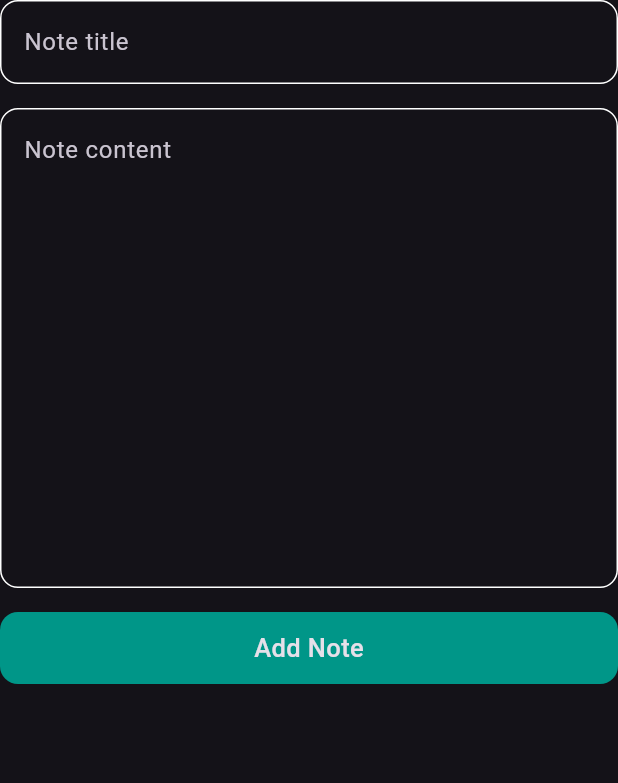
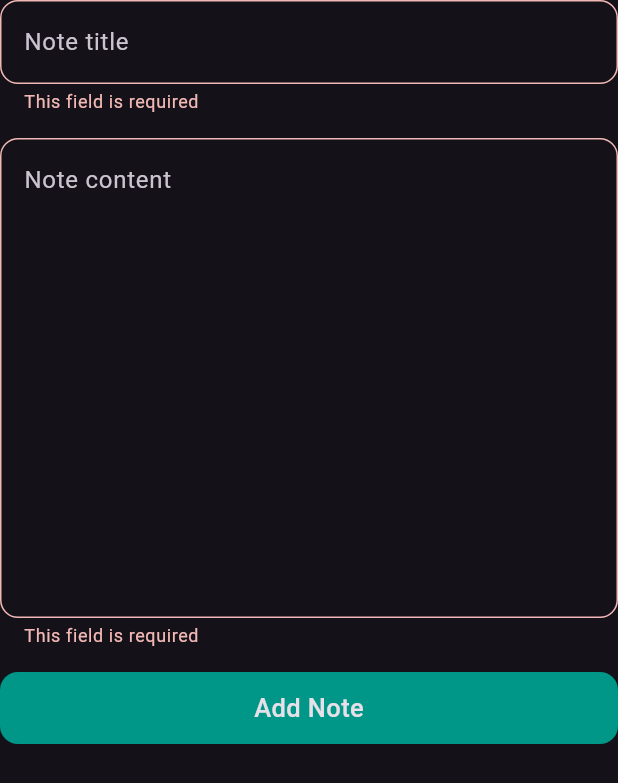
Before and after one commit to AliA5y/pretty_notes, a Flutter app: the AddNoteForm widget shown alone on an empty page, opened directly, after a tap on "Add Note", on a phone screen of 412 x 824 dp. Shown: the top 783 px of the screen. Run offline on Flutter 3.47's test engine with Material 3 defaults, Android fonts, the phone set to English and light mode, and no system bars; our stand-ins replace hive, hive_flutter; accounts and stored records are empty.

Commit message:
add validator for user input, add onTap to the submit button and get the user input

```diff
--- a/lib/views/widgets/add_note_sheet.dart
+++ b/lib/views/widgets/add_note_sheet.dart
@@ -29,27 +29,41 @@ class AddNoteForm extends StatefulWidget {
 class _AddNoteFormState extends State<AddNoteForm> {
   final GlobalKey<FormState> formKey = GlobalKey();
   AutovalidateMode autovalidateMode = AutovalidateMode.disabled;
-
+  String? title, content;
   @override
   Widget build(BuildContext context) {
     return Form(
       autovalidateMode: autovalidateMode,
       key: formKey,
-      child: const Column(
+      child: Column(
         children: [
           CustomTextFormField(
+            onSaved: (value) {
+              title = value;
+            },
             hint: 'Note title',
           ),
-          SizedBox(height: 16),
+          const SizedBox(height: 16),
           CustomTextFormField(
+            onSaved: (value) {
+              content = value;
+            },
             hint: 'Note content',
             maxLength: 12,
           ),
-          SizedBox(height: 16),
+          const SizedBox(height: 16),
           SubmitButton(
             label: 'Add Note',
+            onTap: () {
+              if (formKey.currentState!.validate()) {
+                formKey.currentState!.save();
+              } else {
+                autovalidateMode = AutovalidateMode.always;
+                setState(() {});
+              }
+            },
           ),
-          SizedBox(height: 10),
+          const SizedBox(height: 10),
         ],
       ),
     );
--- a/lib/views/widgets/custom_text_form_field.dart
+++ b/lib/views/widgets/custom_text_form_field.dart
@@ -7,13 +7,23 @@ class CustomTextFormField extends StatelessWidget {
     this.maxLength,
     required this.hint,
     this.initialText,
+    this.onSaved,
   });
   final int? maxLength;
   final String hint;
   final String? initialText;
+  final void Function(String?)? onSaved;
   @override
   Widget build(BuildContext context) {
     return TextFormField(
+      onSaved: onSaved,
+      validator: (value) {
+        if (value?.isEmpty ?? true) {
+          return 'This field is required';
+        } else {
+          return null;
+        }
+      },
       initialValue: initialText,
       maxLines: maxLength ?? 1,
       decoration: InputDecoration(
--- a/lib/views/widgets/submit_button.dart
+++ b/lib/views/widgets/submit_button.dart
@@ -5,15 +5,17 @@ class SubmitButton extends StatelessWidget {
   const SubmitButton({
     super.key,
     required this.label,
+    this.onTap,
   });
   final String label;
+  final void Function()? onTap;
 
   @override
   Widget build(BuildContext context) {
     return GestureDetector(
-      onTap: () {},
+      onTap: onTap,
       child: Container(
-        padding: EdgeInsets.symmetric(vertical: 12),
+        padding: const EdgeInsets.symmetric(vertical: 12),
         width: double.maxFinite,
         decoration: const BoxDecoration(
             color: kPremaryColor,
@@ -21,7 +23,7 @@ class SubmitButton extends StatelessWidget {
         child: Center(
             child: Text(
           label,
-          style: TextStyle(fontSize: 17, fontWeight: FontWeight.w500),
+          style: const TextStyle(fontSize: 17, fontWeight: FontWeight.w500),
         )),
       ),
     );
```
